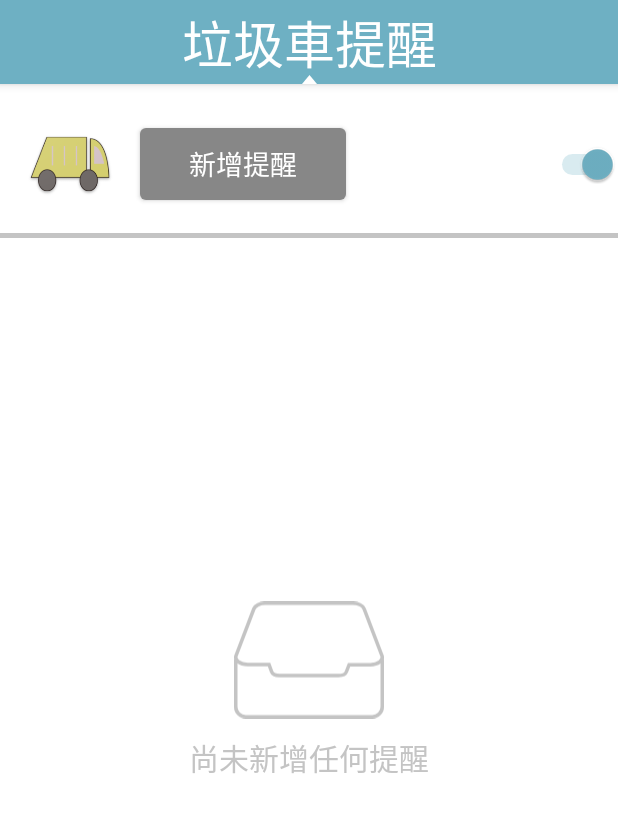
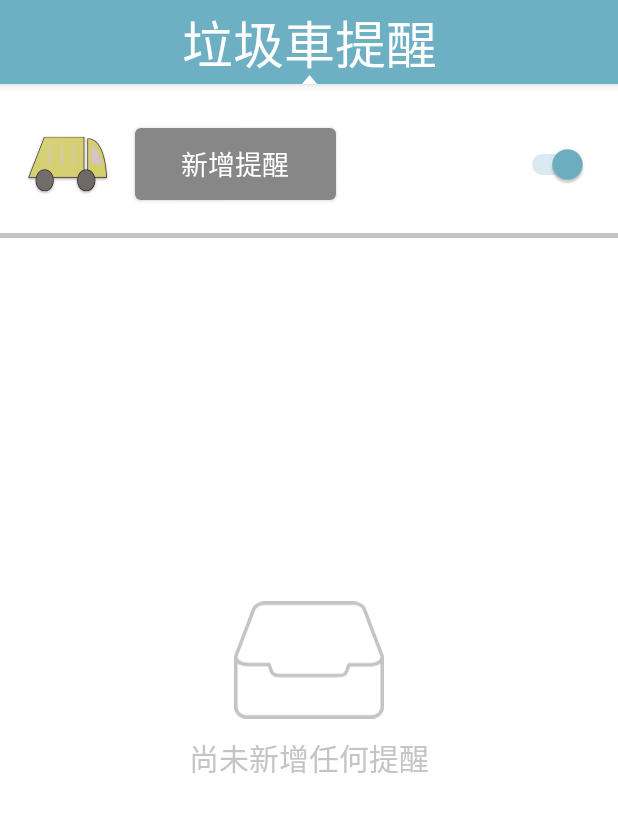
Before and after one commit to Yicheng-1218/DormitoryHelper, an Android app: the PushNotification screen opened directly, with no data from a screen before it, on a phone screen of 412 x 824 dp. Shown: the top 813 px of the screen. Run offline under Robolectric (Android 15) with nearby library versions, the phone set to English and light mode, and no system bars; our stand-ins replace Firebase (no records; nobody signed in at launch, a user with empty details on screens opened directly).

Commit message:
將垃圾車switch向左移

```diff
--- a/app/src/main/res/layout/activity_push_notification.xml
+++ b/app/src/main/res/layout/activity_push_notification.xml
@@ -39,7 +39,8 @@
             android:layout_width="wrap_content"
             android:layout_height="match_parent"
             android:layout_weight="4"
-            android:checked="true" />
+            android:checked="true"
+            android:paddingRight="20dp" />
 
     </LinearLayout>
 
```
